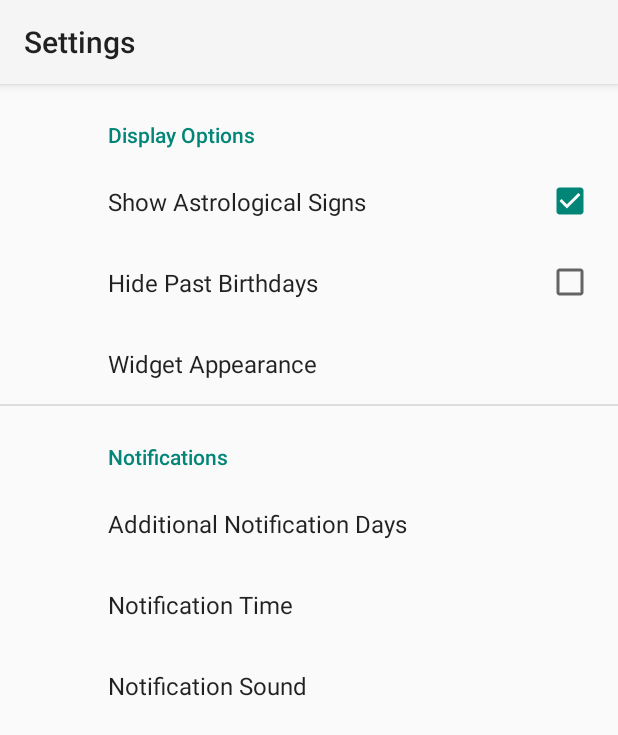
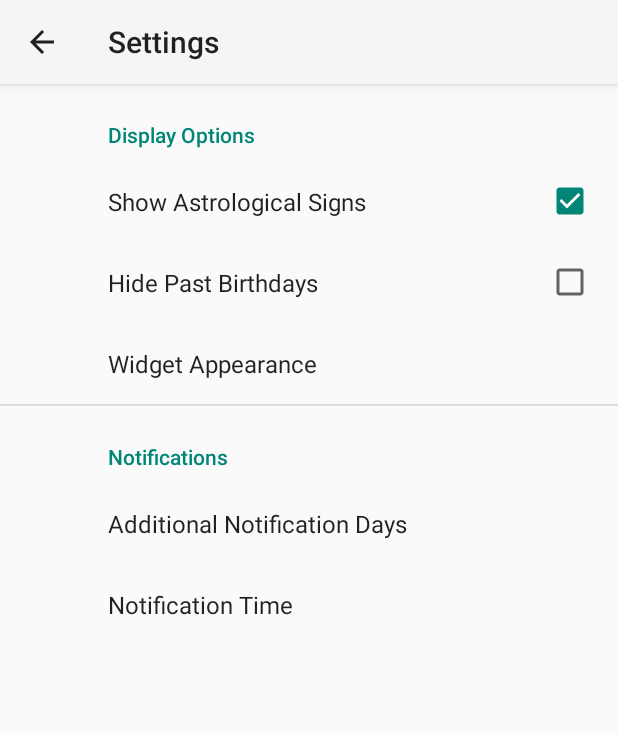
Before and after one commit to tkuenneth/tkbirthdayreminder, an Android app: the PreferenceFragment screen opened directly, with no data from a screen before it, on a phone screen of 412 x 824 dp. Shown: the top 735 px of the screen. Run offline under Robolectric (Android 15) with nearby library versions, the phone set to English and light mode, and no system bars; our stand-ins replace androidx.preference; 6 statements that could not run were skipped.

Commit message:
Starting with Oreo we hide the alarm sound chooser

```diff
--- a/app/src/main/AndroidManifest.xml
+++ b/app/src/main/AndroidManifest.xml
@@ -30,6 +30,7 @@
 
         <activity
             android:name="PreferencesActivity"
+            android:parentActivityName="com.thomaskuenneth.android.birthday.TKBirthdayReminder"
             android:label="@string/settings" />
 
         <activity
--- a/app/src/main/java/com/thomaskuenneth/android/birthday/PreferenceFragment.java
+++ b/app/src/main/java/com/thomaskuenneth/android/birthday/PreferenceFragment.java
@@ -1,6 +1,7 @@
 package com.thomaskuenneth.android.birthday;
 
 import android.content.SharedPreferences;
+import android.os.Build;
 import android.os.Bundle;
 import android.preference.PreferenceManager;
 
@@ -26,6 +27,12 @@ public class PreferenceFragment extends PreferenceFragmentCompat {
     @Override
     public void onCreatePreferences(Bundle savedInstanceState, String rootKey) {
         setPreferencesFromResource(R.xml.preferences, null);
+        if (Build.VERSION.SDK_INT >= Build.VERSION_CODES.O) {
+            Preference alarm_chooser = findPreference("alarm_chooser");
+            if (alarm_chooser != null) {
+                alarm_chooser.setVisible(false);
+            }
+        }
     }
 
     @Override
--- a/app/src/main/java/com/thomaskuenneth/android/birthday/PreferencesActivity.java
+++ b/app/src/main/java/com/thomaskuenneth/android/birthday/PreferencesActivity.java
@@ -9,6 +9,7 @@ package com.thomaskuenneth.android.birthday;
 
 import android.os.Bundle;
 
+import androidx.appcompat.app.ActionBar;
 import androidx.appcompat.app.AppCompatActivity;
 
 /**
@@ -24,5 +25,9 @@ public class PreferencesActivity extends AppCompatActivity {
         setContentView(R.layout.settings);
         getSupportFragmentManager().beginTransaction().replace(R.id.settings,
                 new PreferenceFragment()).commit();
+        ActionBar ab = getSupportActionBar();
+        if (ab != null) {
+            ab.setDisplayShowHomeEnabled(true);
+        }
     }
 }
--- a/app/src/main/res/xml/preferences.xml
+++ b/app/src/main/res/xml/preferences.xml
@@ -30,7 +30,7 @@
 
         <com.thomaskuenneth.android.birthday.AlarmChooser />
 
-        <Preference android:title="@string/notification_sound">
+        <Preference android:title="@string/notification_sound" android:key="alarm_chooser">
             <intent
                 android:targetClass="com.thomaskuenneth.android.birthday.SoundChooser"
                 android:targetPackage="com.thomaskuenneth.android.birthday" />
```
Also changed, not shown: 1 other file.
